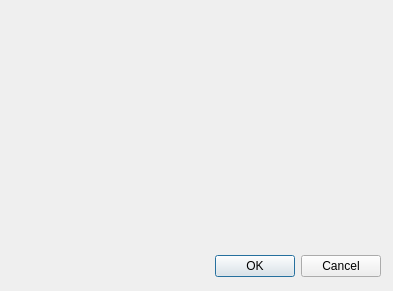
Above: src/dialogaddmedia.ui from LeftySolara/Bookmarks before the change. Below: the same form after it.
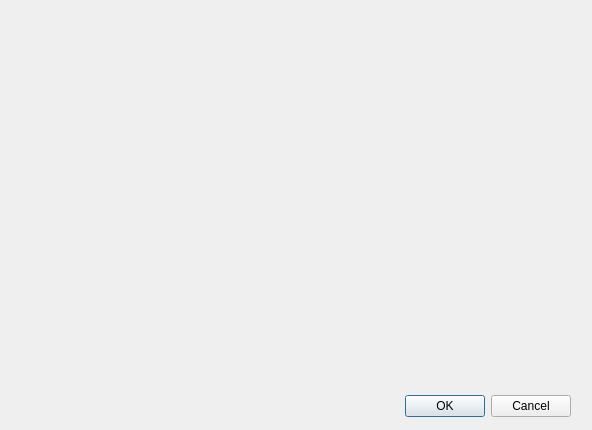
That is the form after the change.

Commit message: open file dialog and set preview image when user clicks 'choose image from file'

Diff of the .ui file:
```diff
--- a/src/dialogaddmedia.ui
+++ b/src/dialogaddmedia.ui
@@ -6,8 +6,8 @@
    <rect>
     <x>0</x>
     <y>0</y>
-    <width>393</width>
-    <height>291</height>
+    <width>592</width>
+    <height>430</height>
    </rect>
   </property>
   <property name="windowTitle">
@@ -16,8 +16,8 @@
   <widget class="QDialogButtonBox" name="buttonBox">
    <property name="geometry">
     <rect>
-     <x>200</x>
-     <y>250</y>
+     <x>390</x>
+     <y>390</y>
      <width>181</width>
      <height>32</height>
     </rect>
```
The commit also changes 3 other files.
